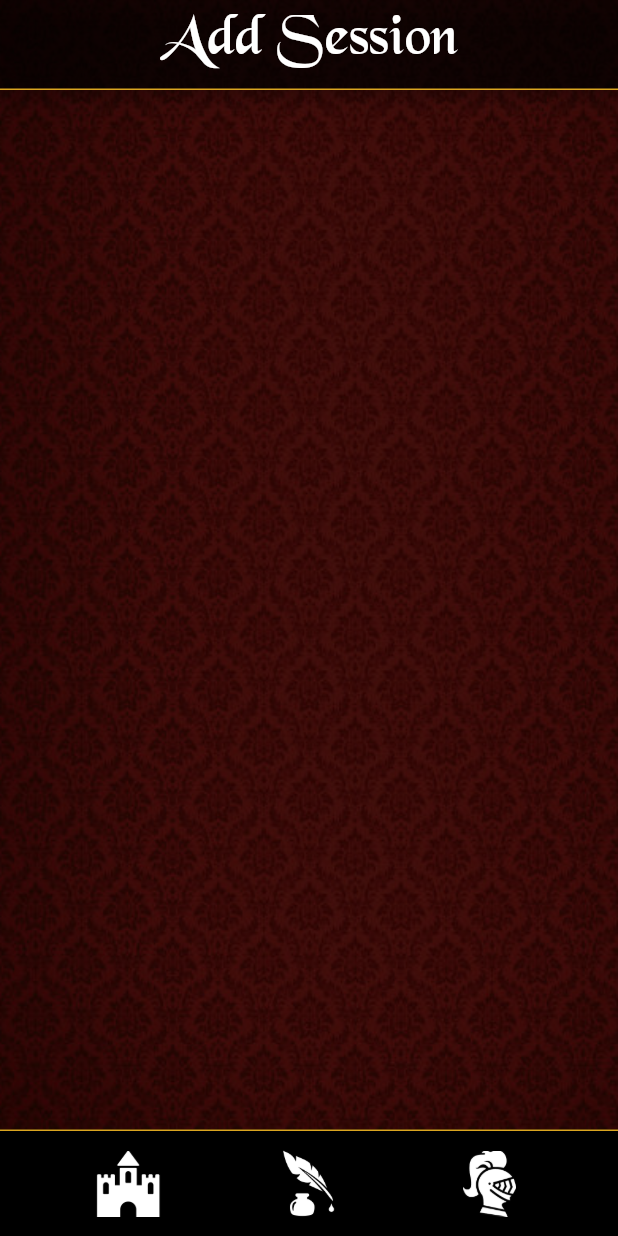
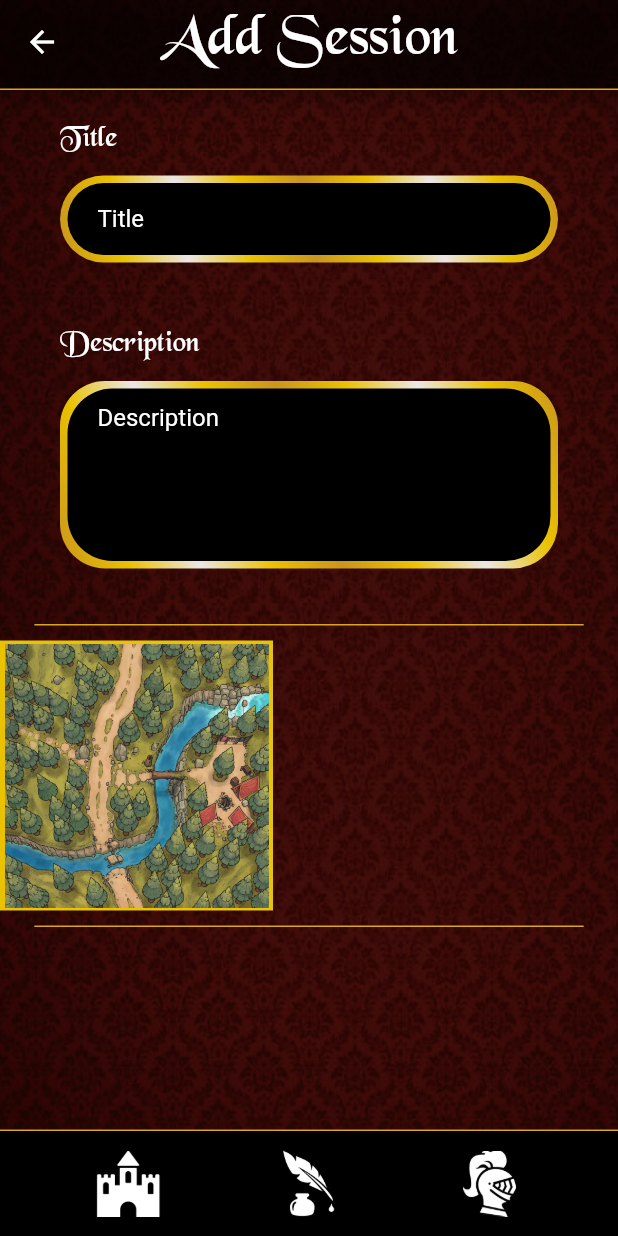
Before and after one commit to AlfonsoSarro/dm_helper, a Flutter app: the Background screen opened directly, item 2 of the bottom bar chosen, on a phone screen of 412 x 824 dp. Run offline on Flutter 3.47's test engine with Material 2 defaults, Android fonts, the light colour scheme and no system bars; our stand-ins replace firebase_auth, firebase_core, shimmer; accounts and stored records are empty.

Commit message:
Implemented the view for the add session screen

```diff
--- a/lib/pages/home.dart
+++ b/lib/pages/home.dart
@@ -1,6 +1,8 @@
+import 'package:dm_helper/pages/new_session.dart';
 import 'package:dm_helper/widgets/background.dart';
 import 'package:dm_helper/widgets/loading_screen.dart';
 import 'package:flutter/cupertino.dart';
+import 'package:flutter/material.dart';
 
 class HomePage extends StatefulWidget {
   const HomePage({super.key});
@@ -15,7 +17,22 @@ class _HomePage extends State<HomePage> {
   Widget build(BuildContext context) {
     return Stack(
       children: <Widget>[
-        Background(title: "Sessions",),
+        Background(title: "Sessions",
+          action: IconButton(
+            icon: Icon(Icons.add, color: Colors.white,),
+            onPressed: () {
+              Navigator.push(
+                context,
+                MaterialPageRoute(builder: (context) => NewSessionPage()),
+              );
+            },
+          ),
+          child: Container(
+            child: ListView(
+
+            ),
+          ),
+        ),
         LoadingScreen(visible: false,),
       ],
     );
--- a/lib/pages/new_session.dart
+++ b/lib/pages/new_session.dart
@@ -1,6 +1,13 @@
+import 'dart:convert';
+
 import 'package:dm_helper/widgets/background.dart';
 import 'package:dm_helper/widgets/loading_screen.dart';
+import 'package:dm_helper/widgets/mapSelect.dart';
 import 'package:flutter/cupertino.dart';
+import 'package:flutter/services.dart';
+
+import '../data/themes.dart';
+import '../widgets/custom_text_field.dart';
 
 class NewSessionPage extends StatefulWidget {
   const NewSessionPage({super.key});
@@ -10,12 +17,115 @@ class NewSessionPage extends StatefulWidget {
 }
 
 class _NewSessionPage extends State<NewSessionPage> {
+  final double imgSize = 180;
+  late String selectedPath;
+  Iterable<String> paths = [];
+  Map<String, TextEditingController> textControllers = {
+    "title": TextEditingController(),
+    "desc": TextEditingController(),
+  };
+
+  void loadPaths() async {
+    final manifestContent = await rootBundle.loadString('AssetManifest.json');
+    final Map<String, dynamic> manifestMap = json.decode(manifestContent);
+    final Iterable<String>paths = manifestMap.keys.where((String key) => key.contains("assets/maps/"));
+    setState(() {
+      this.paths = paths;
+      this.selectedPath = paths.elementAt(0);
+    });
+  }
+
+  void selectMap(String newPath) {
+    setState(() {
+      selectedPath = newPath;
+    });
+  }
+
+  @override
+  void initState() {
+    loadPaths();
+    super.initState();
+  }
 
   @override
   Widget build(BuildContext context) {
     return Stack(
       children: <Widget>[
-        Background(title: "Add Session",),
+        Background(
+          title: "Add Session",
+          goBack: true,
+          child: Container(
+            child: SingleChildScrollView(
+              scrollDirection: Axis.vertical,
+              child: Column(
+                children: [
+                  Container(
+                    margin: const EdgeInsets.fromLTRB(0, 20, 0, 10),
+                    child: Column(
+                      children: [
+                        Container(
+                          padding: EdgeInsets.fromLTRB(CustomTextField.horizontalPadding, 0, CustomTextField.horizontalPadding, 0),
+                          child: Align(alignment: Alignment.centerLeft,child: MyThemes.secondaryText("Title"),),
+                        ),
+                        CustomTextField(hint: "Title", controller: textControllers["title"],)
+                      ],
+                    ),
+                  ),
+                  Container(
+                    margin: const EdgeInsets.fromLTRB(0, 20, 0, 10),
+                    child: Column(
+                      children: [
+                        Container(
+                          padding: EdgeInsets.fromLTRB(CustomTextField.horizontalPadding, 0, CustomTextField.horizontalPadding, 0),
+                          child: Align(alignment: Alignment.centerLeft,child: MyThemes.secondaryText("Description"),),
+                        ),
+                        CustomTextField(hint: "Description", controller: textControllers["desc"], numLines: 5,)
+                      ],
+                    ),
+                  ),
+                  (paths.isNotEmpty)?
+                  Container(
+                    padding: EdgeInsets.fromLTRB(0, 15, 0, 10),
+                    child: Column(
+                      children: [
+                        Container(
+                          color: MyThemes.separatorLine,
+                          height: 1,
+                          margin: EdgeInsets.fromLTRB(0, 0, 0, 10),
+                          width: MediaQuery.of(context).size.width *8/9,
+                        ),
+                        Container(
+                          height: imgSize,
+                          child: ListView(
+                            scrollDirection: Axis.horizontal,
+                            children: List.generate(
+                              paths.length,
+                                (i) {
+                                    return MapSelect(
+                                        path: paths.elementAt(i),
+                                        onPress: selectMap,
+                                        size: imgSize,
+                                        rim: 2,
+                                        selected: (selectedPath == paths.elementAt(i))
+                                    );
+                                }
+                            ),
+                          ),
+                        ),
+                        Container(
+                          color: MyThemes.separatorLine,
+                          height: 1,
+                          margin: EdgeInsets.fromLTRB(0, 10, 0, 0),
+                          width: MediaQuery.of(context).size.width *8/9,
+                        )
+                      ],
+                    ),
+                  ): Container(),
+                ],
+              ),
+            ),
+          ),
+        ),
         LoadingScreen(visible: false,),
       ],
     );
--- a/lib/pages/profile.dart
+++ b/lib/pages/profile.dart
@@ -117,6 +117,7 @@ class _ProfilePage extends State<ProfilePage> {
   void initState() {
     textControllers["usr"]?.text = AuthManager.currentUser.displayName!;
     loadProfiles();
+    super.initState();
   }
 
   @override
--- a/lib/widgets/custom_text_field.dart
+++ b/lib/widgets/custom_text_field.dart
@@ -7,6 +7,7 @@ class CustomTextField extends StatelessWidget {
   final TextEditingController? controller;
   static const double horizontalPadding = 40;
   static const double verticalPadding = 12;
+  final int numLines;
 
   //const CustomTextField(this.hint, this.pass, {super.key});
   const CustomTextField({
@@ -14,6 +15,7 @@ class CustomTextField extends StatelessWidget {
     this.hint = "Text",
     this.pass = false,
     this.controller,
+    this.numLines = 0,
   }) : super(key: key);
 
   @override
@@ -28,10 +30,13 @@ class CustomTextField extends StatelessWidget {
         child: Container(
           decoration: BoxDecoration(
               gradient: MyThemes.goldGradient,
-              borderRadius: const BorderRadius.all(Radius.circular(50))
+              borderRadius: BorderRadius.all(Radius.circular((numLines != 0)? 30:50))
           ),
           padding: const EdgeInsets.fromLTRB(5, 5, 5, 5),
           child: TextField(
+              keyboardType: (numLines != 0)? TextInputType.multiline : null,
+              minLines: (numLines != 0)? numLines : 1,
+              maxLines: (numLines != 0)? numLines : 1,
               controller: controller,
               style: const TextStyle(
                   color: Colors.white
@@ -39,9 +44,10 @@ class CustomTextField extends StatelessWidget {
 
               obscureText: pass,
               decoration: InputDecoration(
-                  contentPadding: const EdgeInsets.only(
+                  contentPadding: EdgeInsets.only(
                       left: 20,
-                      right: 20
+                      right: 20,
+                      top: ((numLines != 0)? 20: 0),
                   ),
                   filled: true,
                   fillColor: const Color.fromRGBO(0, 0, 0, 1),
@@ -49,7 +55,7 @@ class CustomTextField extends StatelessWidget {
                   hintText: hint,
                   border: OutlineInputBorder(
                     borderSide: BorderSide.none,
-                    borderRadius: BorderRadius.circular(50),
+                    borderRadius: BorderRadius.circular((numLines != 0)? 30:50),
                   )
               )
           ),
--- /dev/null
+++ b/lib/widgets/mapSelect.dart
@@ -0,0 +1,26 @@
+import 'package:dm_helper/data/themes.dart';
+import 'package:flutter/cupertino.dart';
+
+class MapSelect extends StatelessWidget {
+  String path;
+  Function onPress;
+  double size;
+  double rim;
+  bool selected;
+
+  MapSelect({Key? key, required this.path, required this.onPress, required this.size, required this.rim, required this.selected}) : super(key: key);
+
+  @override
+  Widget build(BuildContext context) {
+    return Container(
+      padding: EdgeInsets.fromLTRB(rim-1, rim, rim-1, rim),
+      color: (selected)? MyThemes.primary : MyThemes.background,
+      child: GestureDetector(
+        onTap: () {
+          onPress(path);
+        },
+        child: Image.asset(path, height: size, width: size,),
+      ),
+    );
+  }
+}
```
